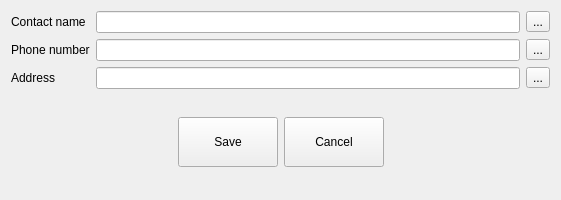
Old version of the form Forms/dlgguestinfo.ui in the repository End1-1/Cafe5.
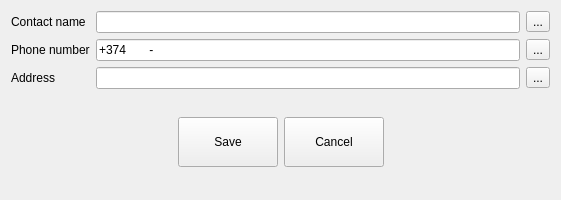
New version of the form. Icons and pictures are not drawn.

What changed in the file:
```diff
--- a/Forms/dlgguestinfo.ui
+++ b/Forms/dlgguestinfo.ui
@@ -42,7 +42,14 @@
     <widget class="QLineEdit" name="leContactName"/>
    </item>
    <item row="2" column="1">
-    <widget class="QLineEdit" name="lePhoneNumber"/>
+    <widget class="QLineEdit" name="lePhoneNumber">
+     <property name="inputMask">
+      <string>+374 99 999-999</string>
+     </property>
+     <property name="text">
+      <string>+374  -</string>
+     </property>
+    </widget>
    </item>
    <item row="0" column="2">
     <widget class="QToolButton" name="btnEditContact">
```
